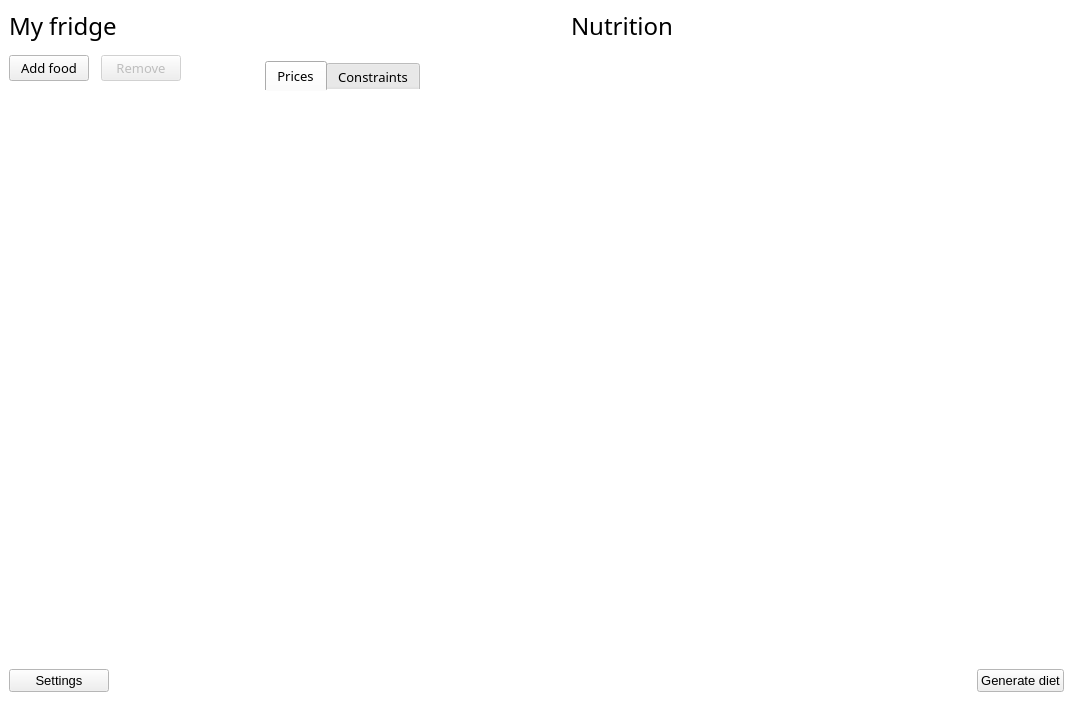
Before: the Qt Designer form ui_mainwindow.ui in josh-minch/spartan, drawn with Qt 5.
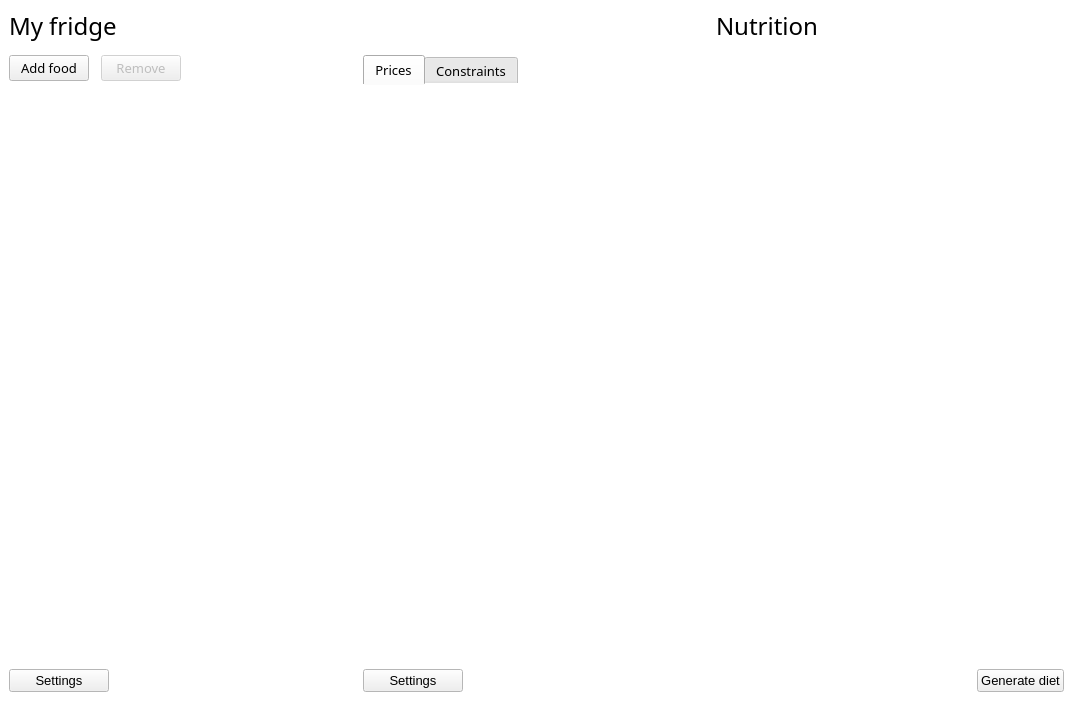
After: the same form once the commit is applied. Icons and pictures are not drawn.

Diff of the .ui file:
```diff
--- a/ui_mainwindow.ui
+++ b/ui_mainwindow.ui
@@ -83,12 +83,7 @@
    <property name="autoFillBackground">
     <bool>true</bool>
    </property>
-   <layout class="QHBoxLayout" name="horizontalLayout_4">
-    <item>
-     <layout class="QHBoxLayout" name="horizontalLayout_3" stretch="1,0">
-      <property name="spacing">
-       <number>0</number>
-      </property>
+   <layout class="QHBoxLayout" name="horizontalLayout_3">
       <item>
        <layout class="QVBoxLayout" name="verticalLayout_3">
         <property name="spacing">
@@ -367,7 +362,7 @@
       <item>
        <layout class="QVBoxLayout" name="verticalLayout">
         <property name="spacing">
-         <number>0</number>
+       <number>12</number>
         </property>
         <item>
          <spacer name="verticalSpacer">
@@ -380,7 +375,7 @@
           <property name="sizeHint" stdset="0">
            <size>
             <width>13</width>
-            <height>52</height>
+          <height>46</height>
            </size>
           </property>
          </spacer>
@@ -760,7 +755,36 @@
           </widget>
          </widget>
         </item>
-       </layout>
+      <item>
+       <widget class="QPushButton" name="pushButton_2">
+        <property name="maximumSize">
+         <size>
+          <width>100</width>
+          <height>16777215</height>
+         </size>
+        </property>
+        <property name="font">
+         <font>
+          <pointsize>10</pointsize>
+         </font>
+        </property>
+        <property name="text">
+         <string>Settings</string>
+        </property>
+        <property name="icon">
+         <iconset>
+          <normaloff>images/settings.svg</normaloff>images/settings.svg</iconset>
+        </property>
+        <property name="iconSize">
+         <size>
+          <width>20</width>
+          <height>20</height>
+         </size>
+        </property>
+        <property name="shortcut">
+         <string>F9</string>
+        </property>
+       </widget>
       </item>
      </layout>
     </item>
```
Left out of the diff: 3 changed lines with no effect on the pictures. Lines whose indentation alone changed are shown as unchanged.
